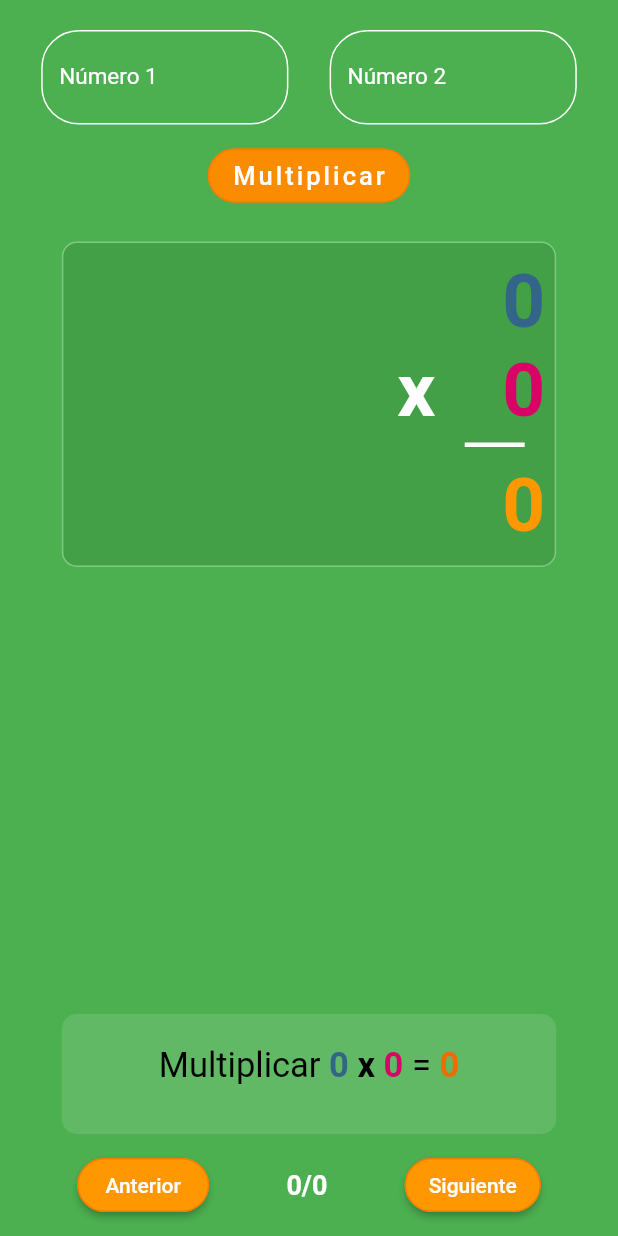
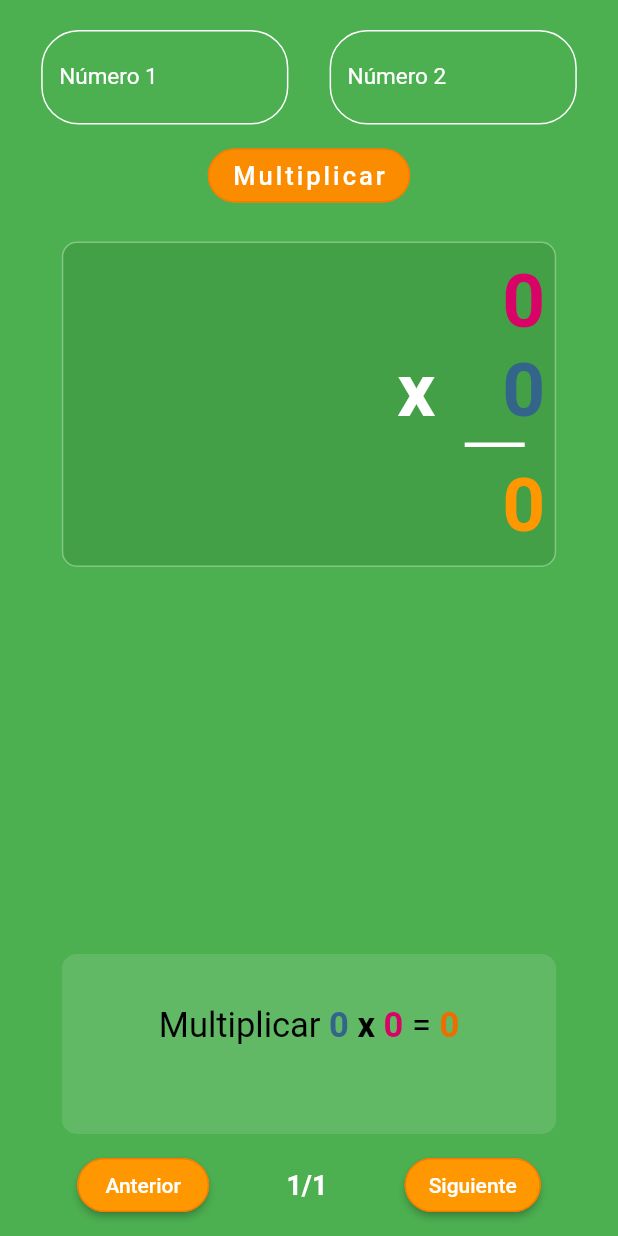
Before and after one commit to JovannyRch/solucion-multiplicaciones, a Flutter app: the screen it shows after launch, after a tap on "Multiplicar", on a phone screen of 412 x 824 dp. Run offline on Flutter 3.47's test engine with Material 2 defaults, Android fonts, the phone set to English and light mode, and no system bars.

Commit message:
Fixing bug in solution

```diff
--- a/lib/screens/home_screen.dart
+++ b/lib/screens/home_screen.dart
@@ -11,6 +11,8 @@ class _HomeScreenState extends State<HomeScreen> {
   int sizeOfNumbers = 2;
   String number1 = "0";
   String number2 = "0";
+  String number1Aux = "0";
+  String number2Aux = "0";
   List<double> numbers = [];
   String msg1 = "¿Cuántos números vas a multiplicar";
   Size _size;
@@ -24,7 +26,8 @@ class _HomeScreenState extends State<HomeScreen> {
   int carrier = 0;
   int lastCarrier;
   int currentStep = 0;
-  int totalSteps = 10;
+  int totalSteps = 0;
+  int totalStepsMult = 0;
   int index1 = 0;
   int index2 = 0;
   int indexRes = 0;
@@ -38,7 +41,7 @@ class _HomeScreenState extends State<HomeScreen> {
   Color c3 = Colors.orange;
   Color colorCarrier = Color(0xFF291720);
   Color resultColor = Colors.orange[800];
-  Widget explanationWidget = Container();
+  Widget explanationWidget = null;
   final styleText = TextStyle(
     fontSize: 23,
     color: Colors.black,
@@ -84,7 +87,7 @@ class _HomeScreenState extends State<HomeScreen> {
           Container(
             height: _size.height,
           ),
-          _controlsStepByStep(),
+          explanationWidget != null ? _controlsStepByStep() : Container(),
         ],
       ),
     );
@@ -110,14 +113,14 @@ class _HomeScreenState extends State<HomeScreen> {
   }
 
   Widget _explanation() {
-    if (explanation.length == 0) return Container();
+    if (explanationWidget == null) return Container();
     var textStyle = TextStyle(
       color: Colors.black,
-      fontSize: 17.0,
+      fontSize: 19.0,
     );
     var container = Container(
       margin: EdgeInsets.only(bottom: 10.0),
-      height: 80.0,
+      height: 120.0,
       padding: EdgeInsets.symmetric(vertical: 10.0, horizontal: 10.0),
       width: _size.width * 0.8,
       decoration: BoxDecoration(
@@ -195,7 +198,7 @@ class _HomeScreenState extends State<HomeScreen> {
   Widget _controlLabel() {
     return Container(
       child: Text(
-        "$currentStep/$totalSteps",
+        "${currentStep + 1}/${totalSteps + 1}",
         style: TextStyle(
           color: Colors.white,
           fontWeight: FontWeight.bold,
@@ -206,7 +209,7 @@ class _HomeScreenState extends State<HomeScreen> {
   }
 
   Widget _controlsStepByStep() {
-    if (!showStepByStep) Container();
+    //if (!showStepByStep) Container();
     return Positioned(
       child: Container(
         width: _size.width,
@@ -253,17 +256,12 @@ class _HomeScreenState extends State<HomeScreen> {
 
   Widget _solution() {
     if (!isSolve) return Container();
+
     List<Widget> numbersDisplay = [];
 
-    if (number1.length >= number2.length) {
-      numbersDisplay.add(_line(number1, typeIndex: 1));
-      numbersDisplay.add(_line("x " + number2, typeIndex: 2));
-      numbersDisplay.add(_oneLine(number1.length));
-    } else {
     numbersDisplay.add(_line(number2, typeIndex: 2));
     numbersDisplay.add(_line("x " + number1, typeIndex: 1));
     numbersDisplay.add(_oneLine(number2.length));
-    }
     String finalResult = (int.parse(number1) * int.parse(number2)).toString();
     return Container(
       width: _size.width * 0.8,
@@ -310,7 +308,8 @@ class _HomeScreenState extends State<HomeScreen> {
       String m = listResultMultiplications[i];
 
       if (i == listResultMultiplications.length - 1 &&
-          listResultMultiplications.length > 1) {
+          listResultMultiplications.length > 1 &&
+          currentStep >= (totalStepsMult - 1)) {
         sizeOfLastMultiplication = m.length;
         result.add(_line(
           "+" + addSpaces(m, i),
@@ -352,7 +351,6 @@ class _HomeScreenState extends State<HomeScreen> {
           c = c3;
         }
         if (isLastWith2Digits) {
-          print("$isLastWith2Digits == val, char = $char");
           if (listResultMultiplications.length - 1 == index1 &&
               indexRow == index1 &&
               (size - index) == indexRowChar) {
@@ -432,13 +430,8 @@ class _HomeScreenState extends State<HomeScreen> {
     List<String> steps = [];
     List<String> n1;
     List<String> n2;
-    if (n1x.length < n2x.length) {
+    n2 = n2x.split('').reversed.toList();
     n1 = n1x.split('').reversed.toList();
-      n2 = n2x.split('').reversed.toList();
-    } else {
-      n2 = n1x.split('').reversed.toList();
-      n1 = n2x.split('').reversed.toList();
-    }
 
     int val1;
     int val2;
@@ -450,14 +443,17 @@ class _HomeScreenState extends State<HomeScreen> {
     index2 = 0;
     indexRow = 0;
     explanationWidget = Container();
-
+    bool isDouble = false;
+    List<Widget> aux = [];
     for (int i = 0; i < n1.length; i++) {
       String x1 = n1[i];
       String resultLine = "";
       index1 = i;
 
       for (int j = 0; j < n2.length; j++) {
+        print("${n1[i]}x${n2[j]}, $currentStep, $currentStepFunction");
         lastCarrier = 0;
+        isLastWith2Digits = false;
         index2 = j;
 
         String x2 = n2[j];
@@ -465,7 +461,6 @@ class _HomeScreenState extends State<HomeScreen> {
         val2 = int.parse(x2);
 
         result = val1 * val2;
-        explanation = "Multiplicar $x1 x $x2 = $result";
         List<Widget> items = [
           Text("Multiplicar ", style: styleText),
           Text("$x1",
@@ -478,19 +473,28 @@ class _HomeScreenState extends State<HomeScreen> {
           Text(" = ", style: styleText)
         ];
         if (carrier != 0) {
-          items.add(Text("$result; $result + $carrier = ", style: styleText));
+          isDouble = true;
+          //items.add(Text("$result", style: styleText));
           lastCarrier = carrier;
+          aux = [];
+
+          items.add(Text("$result", style: styleText));
+          aux.add(Text("Se suma el acarreo: $result + $carrier = ",
+              style: styleText));
+
           result = result + carrier;
+
           //print("Llevabas $carrier, result: $result");
         }
         if (result >= 10 && j != n2.length - 1) {
           carrier = (result / 10).floor();
-          //print("se lleva $carrier");
+
+          if (lastCarrier == 0) {
             items.add(Text("$carrier",
                 style: styleText.copyWith(
-                color: colorCarrier,
-                fontWeight: FontWeight.bold,
-              )));
+                    color: colorCarrier, fontWeight: FontWeight.bold)));
+          }
+          //print("se lleva $carrier");
           result = result % 10;
         } else if (result >= 10) {
           carrier = 0;
@@ -499,24 +503,53 @@ class _HomeScreenState extends State<HomeScreen> {
         } else {
           carrier = 0;
         }
-
+        Widget resultWidget = Text(
+          "$result",
+          style: styleText.copyWith(
+              color: resultColor, fontWeight: FontWeight.bold),
+        );
+        if (isDouble) {
+          if (carrier != 0) {
+            aux.add(Text("$carrier",
+                style: styleText.copyWith(fontWeight: FontWeight.bold)));
+          }
+          explanationWidget = Column(
+            crossAxisAlignment: CrossAxisAlignment.center,
+            children: [
+              Row(
+                mainAxisAlignment: MainAxisAlignment.center,
+                children: [...items],
+              ),
+              Row(
+                mainAxisAlignment: MainAxisAlignment.center,
+                children: [
+                  ...aux,
+                  resultWidget,
+                ],
+              )
+            ],
+          );
+        } else {
           explanationWidget = Row(
             mainAxisAlignment: MainAxisAlignment.center,
             children: [
               ...items,
-            Text("$result",
-                style: styleText.copyWith(
-                    color: resultColor, fontWeight: FontWeight.bold)),
+              Row(
+                children: [resultWidget],
+              ),
             ],
           );
+        }
+
         resultLine = "$result" + resultLine;
         this.result = result;
 
-        ///print("C $currentStep == $currentStepFunction");
         if (currentStep == currentStepFunction) {
           break;
         } else {
+          if (j < n2.length - 1) {
             currentStepFunction++;
+          }
         }
       }
 
@@ -525,6 +558,8 @@ class _HomeScreenState extends State<HomeScreen> {
       indexRowChar = resultLine.length - 1;
       if (currentStep == currentStepFunction) {
         break;
+      } else {
+        currentStepFunction++;
       }
     }
 
@@ -552,7 +587,15 @@ class _HomeScreenState extends State<HomeScreen> {
           FlatButton(
             color: Colors.orange[600],
             onPressed: () {
+              if (number1Aux.length >= number2Aux.length) {
+                number2 = number1Aux;
+                number1 = number2Aux;
+              } else {
+                number1 = number1Aux;
+                number2 = number2Aux;
+              }
               totalSteps = (number1.length * number2.length) - 1;
+              totalStepsMult = totalSteps;
               solve();
             },
             child: Text(
@@ -582,10 +625,11 @@ class _HomeScreenState extends State<HomeScreen> {
           Container(
             width: _size.width * 0.4,
             child: _input("Número 1", (val) {
+              if (explanationWidget != null) explanationWidget = null;
               setState(
                 () {
                   isSolve = false;
-                  number1 = val;
+                  number1Aux = val;
                 },
               );
             }, _c1),
@@ -593,9 +637,10 @@ class _HomeScreenState extends State<HomeScreen> {
           Container(
             width: _size.width * 0.4,
             child: _input("Número 2", (val) {
+              if (explanationWidget != null) explanationWidget = null;
               setState(() {
                 isSolve = false;
-                number2 = val;
+                number2Aux = val;
               });
             }, _c2),
           )
```
Lines whose indentation alone changed are shown as unchanged.
